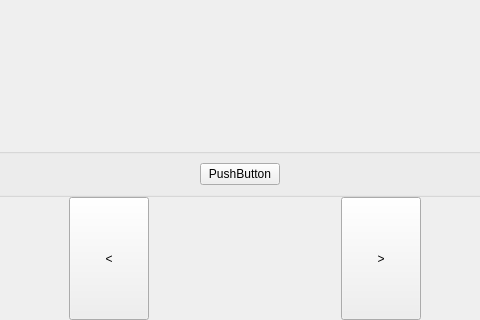
First picture: the form in src/mainWidget.ui, repository KDE/kamoso, before the edit; both pictures show x 123 to 603 and y 359 to 679 of the 737 by 679 pixel window.
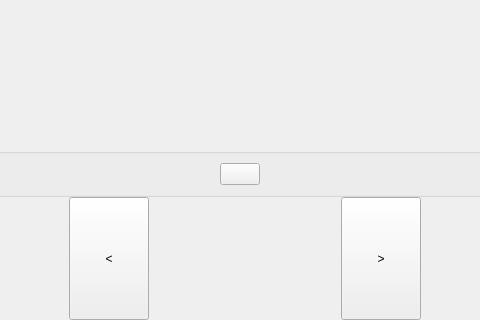
Second picture: the form after the edit. Custom widgets are drawn as their Qt base class.

Commit message: Fix the layouting problem.

```diff
--- a/src/mainWidget.ui
+++ b/src/mainWidget.ui
@@ -166,8 +166,11 @@
         </item>
         <item>
          <widget class="QPushButton" name="pushButton">
-          <property name="text">
-           <string>PushButton</string>
+          <property name="sizePolicy">
+           <sizepolicy hsizetype="Minimum" vsizetype="Minimum">
+            <horstretch>0</horstretch>
+            <verstretch>0</verstretch>
+           </sizepolicy>
           </property>
          </widget>
         </item>
```
The commit also changes 2 other files.
